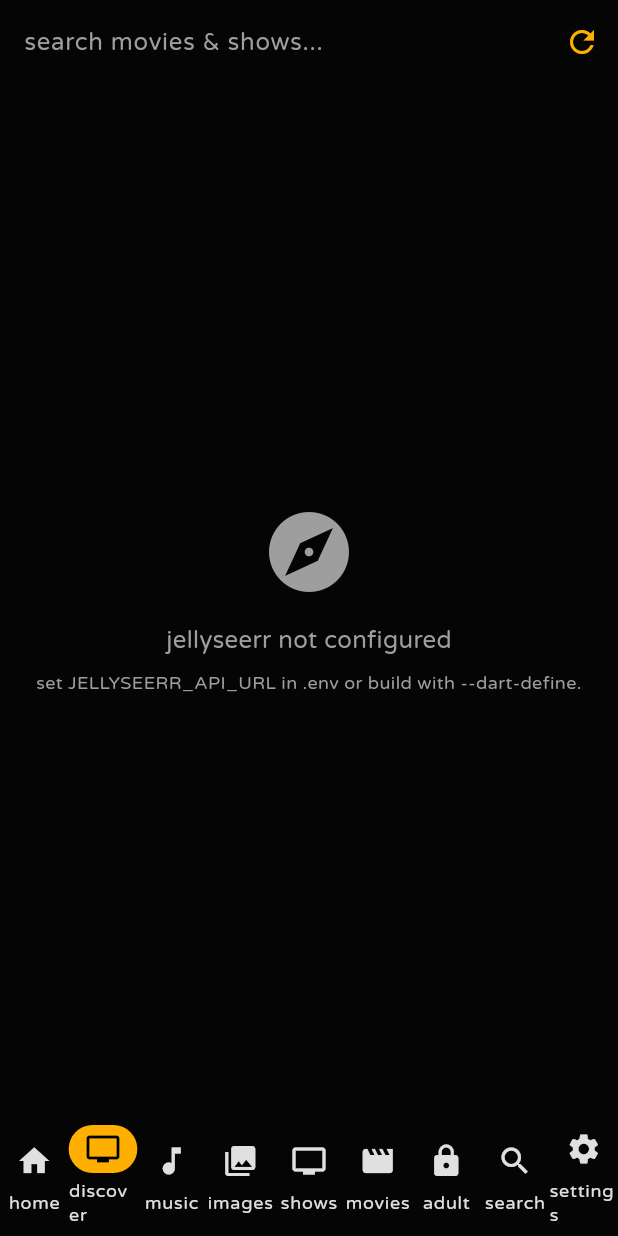
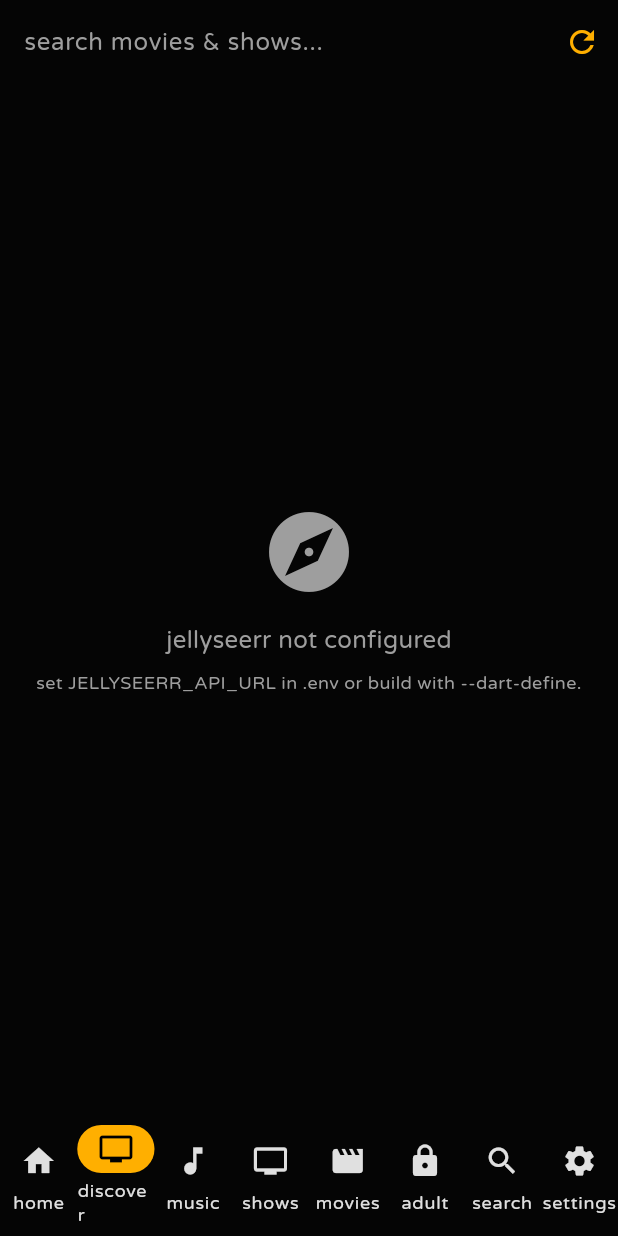
Before and after one commit to houseofmates/watch, a Flutter app: the screen it shows after launch, item 2 of the bottom bar chosen, on a phone screen of 412 x 824 dp. Run offline on Flutter 3.47's test engine with Material 3 defaults, Android fonts, the phone set to English and light mode, and no system bars; our stand-ins replace audioplayers, chewie, file_picker, flutter_riverpod, go_router, photo_view and 2 more; statements that could not run were skipped.

Commit message:
autosync: 2026-08-15T16:59:00

```diff
--- a/lib/ui/widgets/shell.dart
+++ b/lib/ui/widgets/shell.dart
@@ -31,7 +31,6 @@
       _NavItem(icon: Icons.home, label: 'home', path: '/'),
       _NavItem(icon: Icons.tv, label: 'discover', path: '/discover'),
       _NavItem(icon: Icons.music_note, label: 'music', path: '/music'),
-      _NavItem(icon: Icons.photo_library, label: 'images', path: '/images'),
       _NavItem(icon: Icons.tv, label: 'shows', path: '/shows'),
       _NavItem(icon: Icons.movie, label: 'movies', path: '/movies'),
       if (pornEnabled) _NavItem(icon: Icons.lock, label: 'adult', path: '/porn'),
```
